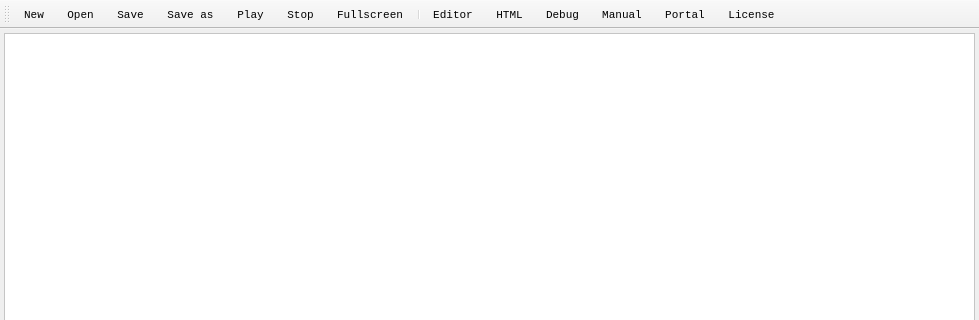
Before: the Qt Designer form csound_html5/mainwindow.ui in gogins/csound-extended, drawn with Qt 5; both pictures show x 0 to 979 and y 0 to 320 of the 979 by 619 pixel window.
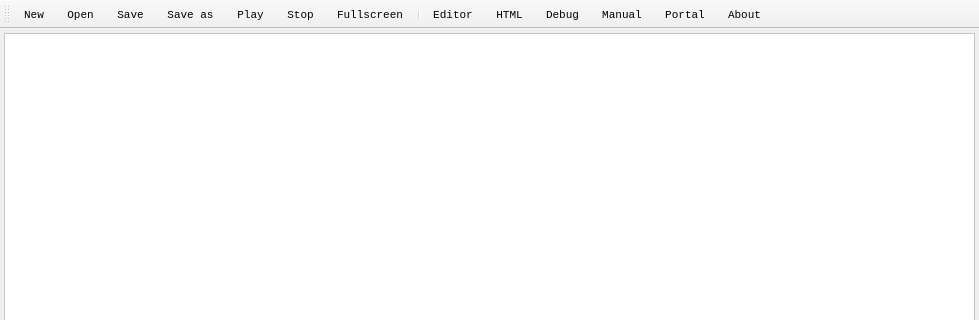
After: the same form once the commit is applied. Icons and pictures are not drawn. Custom widgets are drawn as their Qt base class.

Commit message: Minor tweaks to user-friendliness (#27).

```diff
--- a/csound_html5/mainwindow.ui
+++ b/csound_html5/mainwindow.ui
@@ -395,7 +395,10 @@
   </action>
   <action name="actionShowLicenseTab">
    <property name="text">
-    <string>License</string>
+    <string>About</string>
+   </property>
+   <property name="iconText">
+    <string>About</string>
    </property>
    <property name="toolTip">
     <string>Show the Csound license.</string>
```
Left out of the diff: 2 changed lines with no effect on the pictures. The commit also changes 2 other files.
